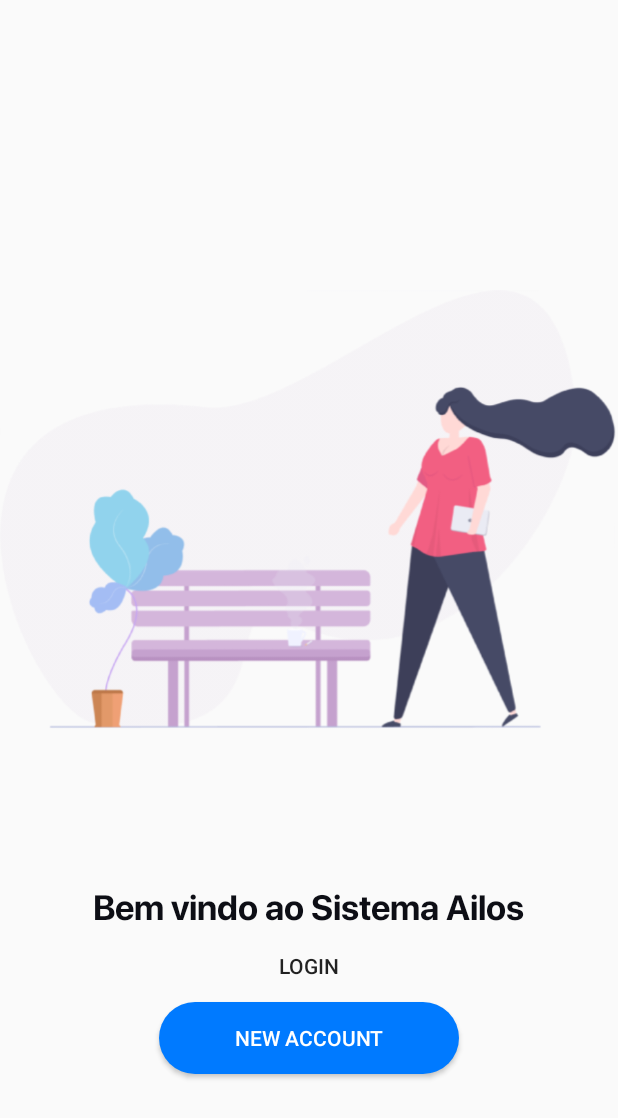
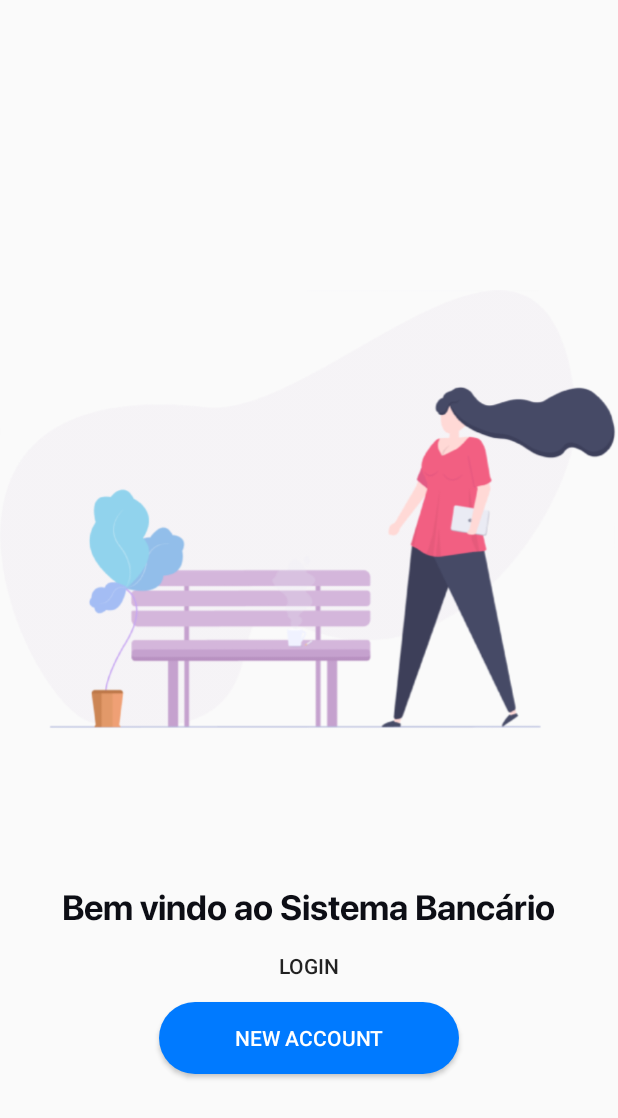
Before and after one commit to natanloterio/BankingAppBoilerplate, an Android app: the screen it shows after launch (WelcomeActivity), on a phone screen of 412 x 824 dp. Shown: the top 1118 px of the screen. Run offline under Robolectric (Android 15) with nearby library versions, the phone set to English and light mode, and no system bars.

```diff
--- a/app/src/main/res/values/strings.xml
+++ b/app/src/main/res/values/strings.xml
@@ -1,6 +1,6 @@
 <resources>
     <string name="app_name">BankingApp</string>
-    <string name="welcome">Bem vindo ao Sistema Ailos</string>
+    <string name="welcome">Bem vindo ao Sistema Bancário</string>
     <string name="login">Login</string>
     <string name="createAccount">New Account</string>
     <string name="presentation_title">Bem vindo!</string>
```
Also changed, not shown: 6 other files.
